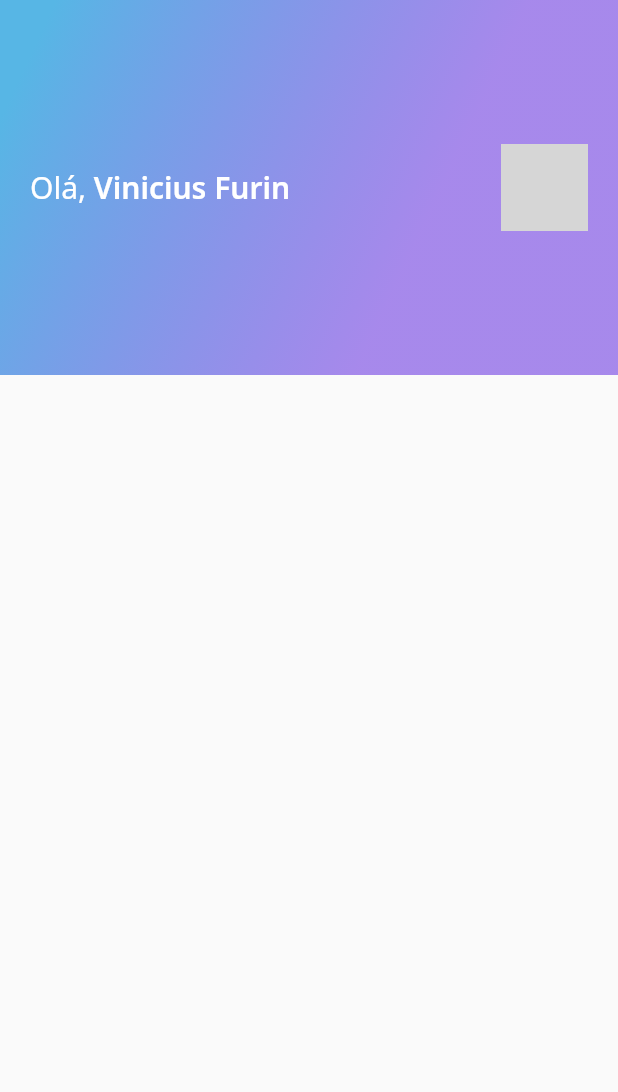
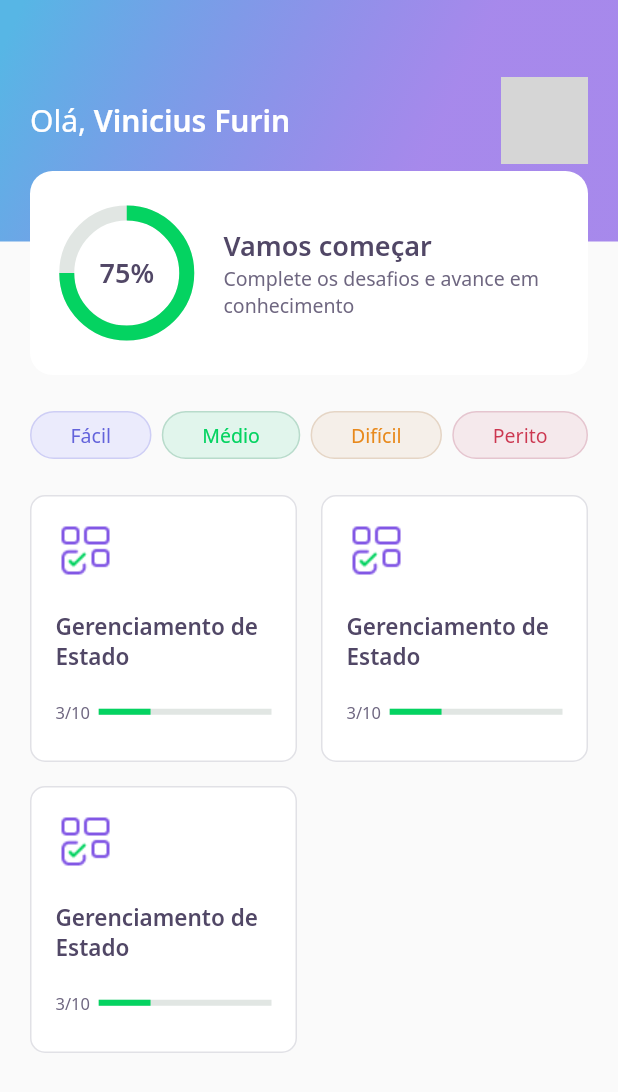
Before and after one commit to VFurin/app-flutter, a Flutter app: the HomePage screen opened directly, on a phone screen of 412 x 824 dp. Shown: the top 1092 px of the screen. Run offline on Flutter 3.47's test engine with Material 2 defaults, Android fonts, the phone set to English and light mode, and no system bars; our stand-ins replace google_fonts; network calls fail; grey boxes are pictures that could not be loaded.

Commit message:
Criando a home e os widgets

```diff
--- a/devquiz/lib/core/app_widget.dart
+++ b/devquiz/lib/core/app_widget.dart
@@ -1,5 +1,6 @@
 //import 'package:DevQuiz/home/home_page.dart';
 //import 'package:DevQuiz/splash/splash_page.dart';
+import 'package:devquiz/challenge/challenge_page.dart';
 import 'package:devquiz/splash/splash_page.dart';
 import 'package:flutter/material.dart';
 
@@ -8,7 +9,7 @@ class AppWidget extends StatelessWidget {
   Widget build(BuildContext context) {
     return MaterialApp(
       title: "DevQuiz",
-      home: SplashPage(),
+      home: ChanllengePage(),
     );
   }
 }
--- a/devquiz/lib/home/home_page.dart
+++ b/devquiz/lib/home/home_page.dart
@@ -1,4 +1,6 @@
-import 'package:devquiz/home/widgets/appbar/qpp_bar_widgets.dart';
+import 'package:devquiz/home/widgets/appbar/app_bar_widgets.dart';
+import 'package:devquiz/home/widgets/level_button/level_button_widget.dart';
+import 'package:devquiz/home/widgets/quiz_card/quiz_card_widget.dart';
 import 'package:flutter/material.dart';
 
 class HomePage extends StatefulWidget {
@@ -12,7 +14,48 @@ class _HomePageState extends State<HomePage> {
   @override
   Widget build(BuildContext context) {
     return Scaffold(
-      appBar: AppBarwidget(),
-    );
+        appBar: AppBarwidget(),
+        body: Padding(
+          padding: const EdgeInsets.symmetric(horizontal: 20),
+          child: Column(
+            children: [
+              SizedBox(
+                height: 24,
+              ),
+              Row(
+                mainAxisAlignment: MainAxisAlignment.spaceBetween,
+                children: [
+                  LevelButtonWidget(
+                    label: "Fácil",
+                  ),
+                  LevelButtonWidget(
+                    label: "Médio",
+                  ),
+                  LevelButtonWidget(
+                    label: "Difícil",
+                  ),
+                  LevelButtonWidget(
+                    label: "Perito",
+                  ),
+                ],
+              ),
+              SizedBox(
+                height: 24,
+              ),
+              Expanded(
+                child: GridView.count(
+                  crossAxisSpacing: 16,
+                  mainAxisSpacing: 16,
+                  crossAxisCount: 2,
+                  children: [
+                    QuizCardWidget(),
+                    QuizCardWidget(),
+                    QuizCardWidget(),
+                  ],
+                ),
+              ),
+            ],
+          ),
+        ));
   }
 }
--- /dev/null
+++ b/devquiz/lib/home/widgets/appbar/app_bar_widgets.dart
@@ -0,0 +1,52 @@
+import 'package:devquiz/core/app_gradients.dart';
+import 'package:devquiz/core/app_text_styles.dart';
+import 'package:devquiz/home/widgets/score_card/score_card_widget.dart';
+import 'package:flutter/material.dart';
+
+class AppBarwidget extends PreferredSize {
+  AppBarwidget()
+      : super(
+            preferredSize: Size.fromHeight(250),
+            child: Container(
+              height: 250,
+              child: Stack(
+                children: [
+                  Container(
+                    height: 161,
+                    padding: const EdgeInsets.symmetric(horizontal: 20),
+                    width: double.maxFinite,
+                    decoration: BoxDecoration(gradient: AppGradients.linear),
+                    child: Row(
+                      mainAxisAlignment: MainAxisAlignment.spaceBetween,
+                      children: [
+                        Text.rich(
+                          TextSpan(
+                              text: "Olá, ",
+                              style: AppTextStyles.title,
+                              children: [
+                                TextSpan(
+                                  text: "Vinicius Furin",
+                                  style: AppTextStyles.titleBold,
+                                )
+                              ]),
+                        ),
+                        Container(
+                          width: 58,
+                          height: 58,
+                          decoration: BoxDecoration(
+                            borderRadius: BorderRadius.circular(10),
+                            image: DecorationImage(
+                              image: NetworkImage(
+                                  "https://avatars.githubusercontent.com/u/38117138?v=4"),
+                            ),
+                          ),
+                        )
+                      ],
+                    ),
+                  ),
+                  Align(
+                      alignment: Alignment(0.0, 1.0), child: ScoreCardWidget()),
+                ],
+              ),
+            ));
+}
--- a/devquiz/lib/home/widgets/appbar/qpp_bar_widgets.dart
+++ /dev/null
@@ -1,43 +0,0 @@
-import 'package:devquiz/core/app_gradients.dart';
-import 'package:devquiz/core/app_text_styles.dart';
-import 'package:flutter/material.dart';
-
-class AppBarwidget extends PreferredSize {
-  AppBarwidget()
-      : super(
-            preferredSize: Size.fromHeight(250),
-            child: Container(
-              height: 250,
-              decoration: BoxDecoration(gradient: AppGradients.linear),
-              child: Padding(
-                padding: const EdgeInsets.symmetric(horizontal: 20),
-                child: Row(
-                  mainAxisAlignment: MainAxisAlignment.spaceBetween,
-                  children: [
-                    Text.rich(
-                      TextSpan(
-                          text: "Olá, ",
-                          style: AppTextStyles.title,
-                          children: [
-                            TextSpan(
-                              text: "Vinicius Furin",
-                              style: AppTextStyles.titleBold,
-                            )
-                          ]),
-                    ),
-                    Container(
-                      width: 58,
-                      height: 58,
-                      decoration: BoxDecoration(
-                        borderRadius: BorderRadius.circular(10),
-                        image: DecorationImage(
-                          image: NetworkImage(
-                              "https://avatars.githubusercontent.com/u/38117138?v=4"),
-                        ),
-                      ),
-                    )
-                  ],
-                ),
-              ),
-            ));
-}
--- /dev/null
+++ b/devquiz/lib/home/widgets/chart/chart_widget.dart
@@ -0,0 +1,38 @@
+import 'package:devquiz/core/app_colors.dart';
+import 'package:devquiz/core/app_text_styles.dart';
+import 'package:flutter/material.dart';
+
+class ChartWidget extends StatelessWidget {
+  const ChartWidget({Key? key}) : super(key: key);
+
+  @override
+  Widget build(BuildContext context) {
+    return Container(
+      height: 80,
+      width: 80,
+      child: Stack(
+        children: [
+          Center(
+            child: Container(
+              height: 80,
+              width: 80,
+              child: CircularProgressIndicator(
+                strokeWidth: 10,
+                value: .75,
+                backgroundColor: AppColors.chartSecondary,
+                valueColor:
+                    AlwaysStoppedAnimation<Color>(AppColors.chartPrimary),
+              ),
+            ),
+          ),
+          Center(
+            child: Text(
+              "75%",
+              style: AppTextStyles.heading,
+            ),
+          ),
+        ],
+      ),
+    );
+  }
+}
--- /dev/null
+++ b/devquiz/lib/home/widgets/level_button/level_button_widget.dart
@@ -0,0 +1,57 @@
+import 'package:devquiz/core/app_colors.dart';
+import 'package:flutter/material.dart';
+import 'package:google_fonts/google_fonts.dart';
+
+class LevelButtonWidget extends StatelessWidget {
+  final String label;
+  LevelButtonWidget({
+    Key? key,
+    required this.label,
+  })   : assert(["Fácil", "Médio", "Difícil", "Perito"].contains(label)),
+        super(key: key);
+
+  final Config = {
+    "Fácil": {
+      "color": AppColors.levelButtonFacil,
+      "borderColor": AppColors.levelButtonBorderFacil,
+      "fontColor": AppColors.levelButtonTextFacil,
+    },
+    "Médio": {
+      "color": AppColors.levelButtonMedio,
+      "borderColor": AppColors.levelButtonBorderMedio,
+      "fontColor": AppColors.levelButtonTextMedio,
+    },
+    "Difícil": {
+      "color": AppColors.levelButtonDificil,
+      "borderColor": AppColors.levelButtonBorderDificil,
+      "fontColor": AppColors.levelButtonTextDificil,
+    },
+    "Perito": {
+      "color": AppColors.levelButtonPerito,
+      "borderColor": AppColors.levelButtonBorderPerito,
+      "fontColor": AppColors.levelButtonTextPerito,
+    }
+  };
+
+  Color get color => Config[label]!['color']!;
+  Color get borderColor => Config[label]!['borderColor']!;
+  Color get fontColor => Config[label]!['fontColor']!;
+
+  @override
+  Widget build(BuildContext context) {
+    return Container(
+      decoration: BoxDecoration(
+        color: color,
+        border: Border.fromBorderSide(BorderSide(color: borderColor)),
+        borderRadius: BorderRadius.circular(28),
+      ),
+      child: Padding(
+        padding: const EdgeInsets.symmetric(horizontal: 26, vertical: 6),
+        child: Text(
+          label,
+          style: GoogleFonts.notoSans(color: fontColor, fontSize: 13),
+        ),
+      ),
+    );
+  }
+}
--- /dev/null
+++ b/devquiz/lib/home/widgets/quiz_card/quiz_card_widget.dart
@@ -0,0 +1,52 @@
+import 'package:devquiz/core/app_colors.dart';
+import 'package:devquiz/core/app_images.dart';
+import 'package:devquiz/core/app_text_styles.dart';
+import 'package:devquiz/shared/widgets/progress_indicator/progress_indicator_widget.dart';
+import 'package:flutter/material.dart';
+
+class QuizCardWidget extends StatelessWidget {
+  const QuizCardWidget({Key? key}) : super(key: key);
+
+  @override
+  Widget build(BuildContext context) {
+    return Container(
+      padding: EdgeInsets.all(16),
+      decoration: BoxDecoration(
+        border: Border.fromBorderSide(BorderSide(color: AppColors.border)),
+        color: AppColors.white,
+        borderRadius: BorderRadius.circular(10),
+      ),
+      child: Column(
+        crossAxisAlignment: CrossAxisAlignment.start,
+        children: [
+          Container(
+            height: 40,
+            width: 40,
+            child: Image.asset(AppImages.blocks),
+          ),
+          SizedBox(height: 20),
+          Text(
+            "Gerenciamento de Estado",
+            style: AppTextStyles.heading15,
+          ),
+          SizedBox(height: 20),
+          Row(
+            children: [
+              Expanded(
+                flex: 1,
+                child: Text(
+                  "3/10",
+                  style: AppTextStyles.body11,
+                ),
+              ),
+              Expanded(
+                flex: 4,
+                child: ProgressIndicatorWidget(value: 0.3),
+              )
+            ],
+          )
+        ],
+      ),
+    );
+  }
+}
--- /dev/null
+++ b/devquiz/lib/home/widgets/score_card/score_card_widget.dart
@@ -0,0 +1,50 @@
+import 'package:devquiz/core/app_colors.dart';
+import 'package:devquiz/core/app_text_styles.dart';
+import 'package:devquiz/home/widgets/chart/chart_widget.dart';
+import 'package:flutter/material.dart';
+
+class ScoreCardWidget extends StatelessWidget {
+  const ScoreCardWidget({Key? key}) : super(key: key);
+  @override
+  Widget build(BuildContext context) {
+    return Padding(
+      padding: const EdgeInsets.only(left: 20, right: 20),
+      child: Container(
+          height: 136,
+          decoration: BoxDecoration(
+              color: AppColors.white, borderRadius: BorderRadius.circular(15)),
+          child: Padding(
+            padding: const EdgeInsets.symmetric(horizontal: 24),
+            child: Row(
+              crossAxisAlignment: CrossAxisAlignment.center,
+              children: [
+                Expanded(
+                  flex: 1,
+                  child: ChartWidget(),
+                ),
+                Expanded(
+                  flex: 3,
+                  child: Padding(
+                    padding: const EdgeInsets.only(left: 24),
+                    child: Column(
+                      mainAxisAlignment: MainAxisAlignment.center,
+                      crossAxisAlignment: CrossAxisAlignment.start,
+                      children: [
+                        Text(
+                          "Vamos começar",
+                          style: AppTextStyles.heading,
+                        ),
+                        Text(
+                          "Complete os desafios e avance em conhecimento",
+                          style: AppTextStyles.body,
+                        )
+                      ],
+                    ),
+                  ),
+                ),
+              ],
+            ),
+          )),
+    );
+  }
+}
--- a/devquiz/lib/main.dart
+++ b/devquiz/lib/main.dart
@@ -1,5 +1,4 @@
-import 'package:devquiz/home/home_page.dart';
-import 'package:devquiz/splash/splash_page.dart';
+import 'package:devquiz/core/app_widget.dart';
 import 'package:flutter/material.dart';
 
 void main() {
@@ -12,7 +11,7 @@ class MyApp extends StatelessWidget {
   Widget build(BuildContext context) {
     return MaterialApp(
       title: 'DevQuiz',
-      home: HomePage(),
+      home: AppWidget(),
     );
   }
 }
--- /dev/null
+++ b/devquiz/lib/shared/widgets/progress_indicator/progress_indicator_widget.dart
@@ -0,0 +1,18 @@
+import 'package:devquiz/core/core.dart';
+import 'package:flutter/material.dart';
+
+class ProgressIndicatorWidget extends StatelessWidget {
+  final double value;
+
+  const ProgressIndicatorWidget({Key? key, required this.value})
+      : super(key: key);
+
+  @override
+  Widget build(BuildContext context) {
+    return LinearProgressIndicator(
+      value: value,
+      backgroundColor: AppColors.chartSecondary,
+      valueColor: AlwaysStoppedAnimation<Color>(AppColors.chartPrimary),
+    );
+  }
+}
```
Also changed, not shown: devquiz/lib/challenge/challenge_page.dart (added, +25 -0 lines), devquiz/lib/challenge/widgets/awenser/awenser_widget.dart (added, +81 -0 lines), devquiz/lib/challenge/widgets/question_indicator/question_indicator_widget.dart (added, +35 -0 lines), devquiz/lib/challenge/widgets/quiz/quiz_widget.dart (added, +40 -0 lines).
